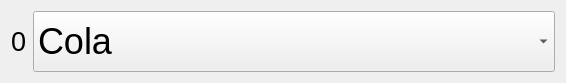
The window that drInkPi/beverageitemwidget.ui (3yx3yx/drinkPi) describes before a commit, drawn with Qt 5.
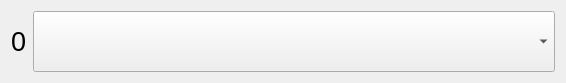
The same window after the commit.

Diff of the .ui file:
```diff
--- a/drInkPi/beverageitemwidget.ui
+++ b/drInkPi/beverageitemwidget.ui
@@ -53,11 +53,6 @@
          <pointsize>27</pointsize>
         </font>
        </property>
-       <item>
-        <property name="text">
-         <string>Cola</string>
-        </property>
-       </item>
       </widget>
      </item>
     </layout>
```
